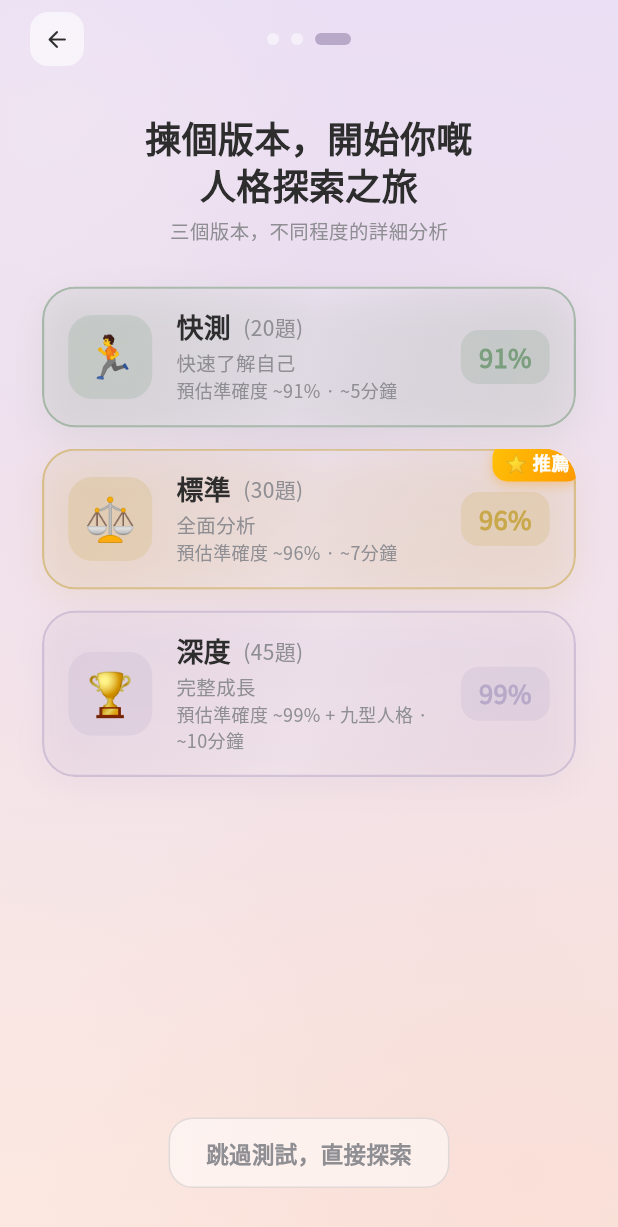
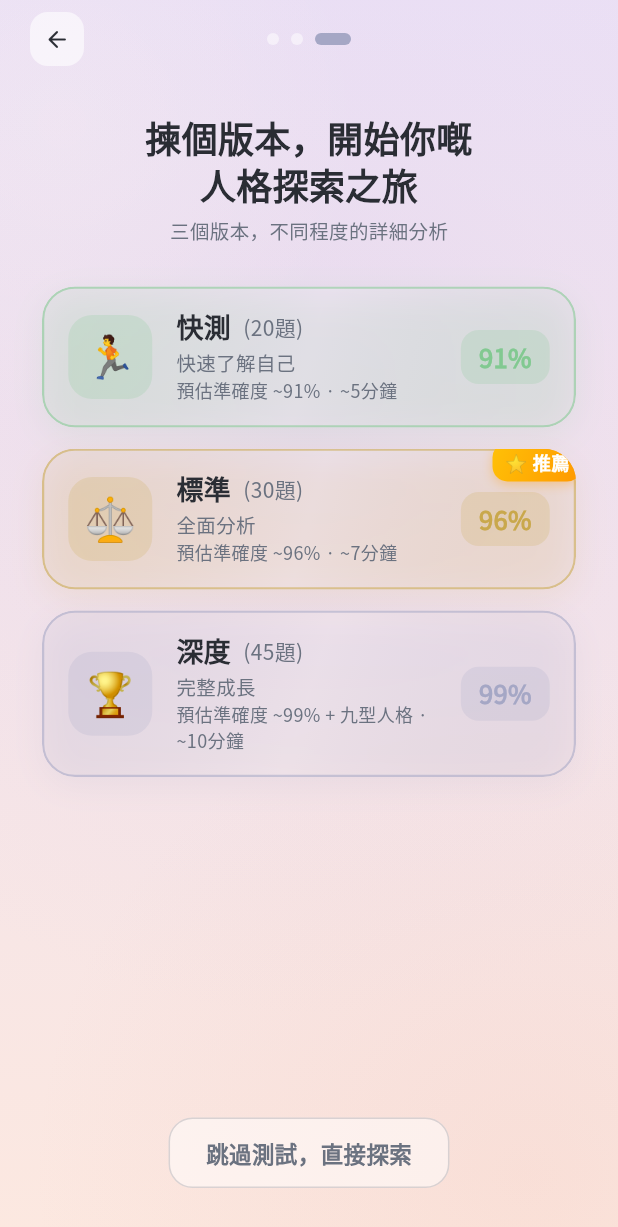
Before and after one commit to cassidy753/typingself-app, a Flutter app: the screen it shows after launch, swiped to page 3, on a phone screen of 412 x 824 dp. Shown: the top 1227 px of the screen. Run offline on Flutter 3.47's test engine with Material 3 defaults, Android fonts, the phone set to English and light mode, and no system bars; our stand-ins replace flutter_animate, flutter_local_notifications, flutter_riverpod, google_fonts, share_plus, shared_preferences and 1 more; Roboto replaces fonts that are missing (Noto Serif Tc).

Commit message:
Edition 5 - Official Brand Guideline color system

```diff
--- a/lib/core/theme.dart
+++ b/lib/core/theme.dart
@@ -2,57 +2,81 @@ import 'package:flutter/material.dart';
 import 'package:google_fonts/google_fonts.dart';
 
 // ═══════════════════════════════════════════════════════════════════════
-// Edition 4 — Professional Mobile Reading App Color System
-// Inspired by 微信讀書 × Apple Books
+// Edition 5 — Official Brand Guideline Color System
+// Core Palette: Mindful Blue #73A5C5 + Organic Cream #F5F1E8 + TypingSelf Charcoal #2A2D34
+// Source: Official TypingSelf Brand System v1.0
 // ═══════════════════════════════════════════════════════════════════════
 
 class AppColors {
   // ─── Light Mode — warm neutrals ───
-  static const background = Color(0xFFF8F6F3);   // warm off-white
-  static const surface = Color(0xFFFFFFFF);       // white cards
-  static const border = Color(0xFFE8E6E1);        // subtle border
-  static const divider = Color(0xFFE8E6E1);
+  static const background = Color(0xFFFAFAFA);    // Neutral Background
+  static const surface = Color(0xFFF5F1E8);       // Organic Cream — card bg, menus
+  static const elevated = Color(0xFFFFFFFF);      // White cards
+  static const border = Color(0xFFE0DBCC);        // Input border default
+  static const divider = Color(0xFFE0DBCC);
 
-  // Text
-  static const textPrimary = Color(0xFF2D2D2D);   // near black
-  static const textSecondary = Color(0xFF8E8E93);  // gray
-  static const textMuted = Color(0xFFAEAEB2);      // light gray
+  // Text — TypingSelf Charcoal
+  static const textPrimary = Color(0xFF2A2D34);   // Charcoal — primary text
+  static const textSecondary = Color(0xFF6B7280); // Gray
+  static const textMuted = Color(0xFF9CA3AF);     // Light gray
+  static const textOnPrimary = Color(0xFFFFFFFF); // White text on colored bg
 
-  // New Edition 4 accent palette
-  static const accentEarth = Color(0xFF8B7355);   // warm brown
-  static const accentSage = Color(0xFF7A9E7E);    // muted green
-  static const accentDusty = Color(0xFFB8A9C9);   // muted purple
-  static const accentCoral = Color(0xFFD4735E);   // warm coral
-  static const accentGold = Color(0xFFC9A84C);    // muted gold
+  // ─── PRIMARY ACCENT — Mindful Blue ───
+  static const primary = Color(0xFF73A5C5);        // Mindful Blue — CTA, links, focus
+  static const primaryDark = Color(0xFF4A5A75);   // Focus Slate — focus states
+  static const primaryLight = Color(0xFFB8D4E3);  // Light tint for bg states
 
-  // Legacy aliases (referenced by other screens)
-  static const primary = accentEarth;
-  static const cta = accentCoral;
-  static const purple = accentDusty;
+  // ─── SEMANTIC COLORS ───
+  static const cta = Color(0xFF73A5C5);            // Mindful Blue (alias)
+  static const success = Color(0xFF82C991);        // Growth Green
+  static const error = Color(0xFFE65A6D);          // Cautionary Red
+  static const warning = Color(0xFFE65A6D);
+
+  // Accent / secondary palette
+  static const accentTeal = Color(0xFF66B2B2);     // Active Teal
+  static const accentLavender = Color(0xFFA5A7C5); // Calm Lavender
+  static const accentAmber = Color(0xFFF8E8C6);    // Soft Amber
+
+  // Achievement badges (content-specific)
+  static const badgeSage = Color(0xFF82C991);
+  static const badgeGold = Color(0xFFF8E8C6);
+  static const badgeLavender = Color(0xFFA5A7C5);
+
+  // ─── DARK MODE — Navy Base ───
+  static const darkBackground = Color(0xFF112844);  // Deep Layer Navy
+  static const darkSurface = Color(0xFF1A2238);     // Midnight Navy
+  static const darkElevated = Color(0xFF2A2D34);    // Charcoal elevated
+  static const darkBorder = Color(0xFF3A4055);
+  static const darkTextPrimary = Color(0xFFF5F1E8); // Organic Cream text on dark
+  static const darkTextSecondary = Color(0xFF9CA3AF);
+  static const darkTextMuted = Color(0xFF6B7280);
+  static const darkDivider = Color(0xFF3A4055);
+
+  // Dark mode accent (slightly desaturated for dark bg)
+  static const darkPrimary = Color(0xFF8EC4E0);     // Mindful Blue lightened
+  static const darkSuccess = Color(0xFF82C991);
+  static const darkError = Color(0xFFE65A6D);
+  static const darkAccentTeal = Color(0xFF66B2B2);
+
+  // ─── BACKWARD COMPAT ALIASES (for existing screen references) ───
+  // Edition 4 color names → map to new official palette
+  static const accentEarth = primary;           // was #8B7355, now Mindful Blue
+  static const accentCoral = cta;               // was #D4735E, now Mindful Blue
+  static const accentSage = badgeSage;          // was #7A9E7E, now Growth Green
+  static const accentDusty = badgeLavender;     // was #B8A9C9, now Calm Lavender
+  static const accentGold = Color(0xFFC9A84C);  // keep gold for badges
+  static const purple = badgeLavender;
+  static const sage = badgeSage;
   static const mustard = accentGold;
-  static const sage = accentSage;
-
-  // States
-  static const disabled = Color(0xFFE8E6E1);
-  static const disabledText = Color(0xFFAEAEB2);
-
-  // ─── Dark Mode — deep charcoal ───
-  static const darkBackground = Color(0xFF1C1C1E);
-  static const darkSurface = Color(0xFF2C2C2E);
-  static const darkBorder = Color(0xFF3A3A3C);
-  static const darkTextPrimary = Color(0xFFF5F5F0);
-  static const darkTextSecondary = Color(0xFF8E8E93);
-  static const darkTextMuted = Color(0xFF636366);
-  static const darkDivider = Color(0xFF3A3A3C);
-  static const darkDisabled = Color(0xFF3A3A3C);
-  static const darkDisabledText = Color(0xFF636366);
-
-  // Dark mode accents (slightly desaturated for dark bg)
-  static const darkAccentEarth = Color(0xFFA08565);
-  static const darkAccentSage = Color(0xFF8AB08E);
-  static const darkAccentDusty = Color(0xFFC9B8D9);
-  static const darkAccentCoral = Color(0xFFE0836E);
-  static const darkAccentGold = Color(0xFFD4B85C);
+  static const disabled = Color(0xFFE0DBCC);
+  static const disabledText = Color(0xFF9CA3AF);
+  static const darkAccentEarth = darkPrimary;
+  static const darkAccentCoral = darkError;
+  static const darkAccentSage = darkSuccess;
+  static const darkAccentDusty = Color(0xFFA5A7C5);
+  static const darkAccentGold = Color(0xFFC9A84C);
+  static const darkDisabled = Color(0xFF3A4055);
+  static const darkDisabledText = Color(0xFF6B7280);
 }
 
 // ─── SPACING ───
```
